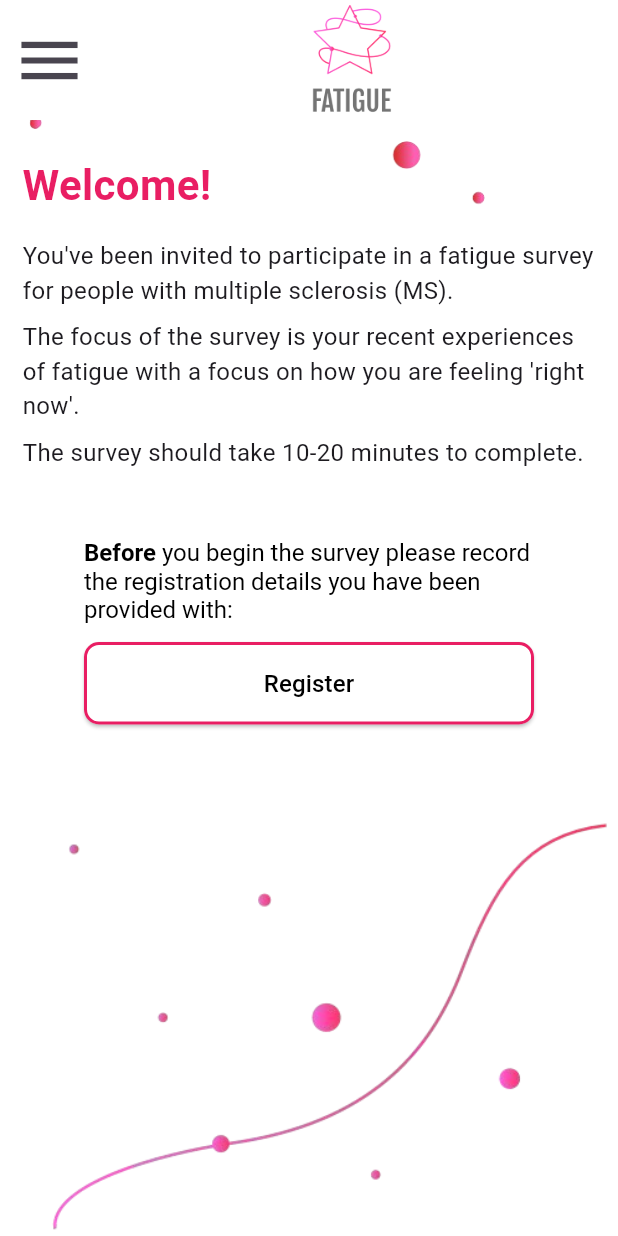
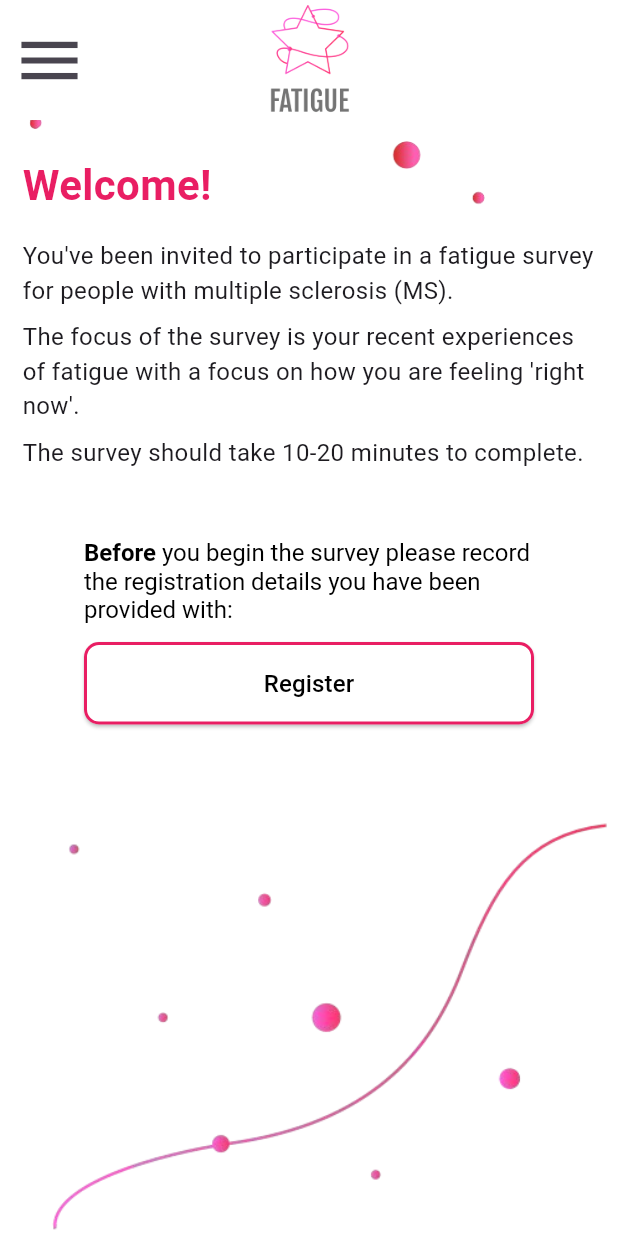
Before and after one commit to anusii/msfatigue, a Flutter app: the screen it shows after launch, on a phone screen of 412 x 824 dp. Run offline on Flutter 3.47's test engine with Material 3 defaults, Android fonts, the phone set to English and light mode, and no system bars; drawn by our look-alikes of flutter_markdown; our stand-ins replace equatable, flutter_bloc, gap, package_info_plus, shared_preferences, universal_io; missing offline and left inert: rdflib, solidpod, window_manager.

Commit message:
center the icon

```diff
--- a/lib/welcome.dart
+++ b/lib/welcome.dart
@@ -1,6 +1,6 @@
 import 'package:flutter/material.dart';
+import 'package:flutter_markdown/flutter_markdown.dart';
 
-import 'package:flutter_markdown/flutter_markdown.dart';
 import 'package:shared_preferences/shared_preferences.dart';
 
 import 'package:msfatigue/constants/secrets.dart';
@@ -29,6 +29,7 @@ class _WelcomeScreenState extends State<WelcomeScreen> {
   String? preferredName;
   String? username;
   String? password;
+
   final GlobalKey<ScaffoldState> scaffoldKey = GlobalKey<ScaffoldState>();
 
   @override
@@ -49,13 +50,11 @@ class _WelcomeScreenState extends State<WelcomeScreen> {
   @override
   Widget build(BuildContext context) {
     // Compute the welcome text.
-
     final welcomeText = (preferredName == null || preferredName!.isEmpty)
         ? "Welcome!"
         : "Welcome ${formatPreferredName(preferredName!)}!";
 
     // Check if all credentials are present.
-
     final bool allCredentialsPresent =
         (username != null && username!.isNotEmpty) &&
         (password != null && password!.isNotEmpty) &&
@@ -64,16 +63,18 @@ class _WelcomeScreenState extends State<WelcomeScreen> {
     return Scaffold(
       key: scaffoldKey,
       backgroundColor: Colors.white,
+
       appBar: AppBar(
+        centerTitle: true,
         backgroundColor: Colors.white,
         elevation: 0,
         toolbarHeight: 80,
-        title: Center(
-          child: iconImage,
-        ),
+        title: iconImage,
         iconTheme: const IconThemeData(size: 50),
       ),
+
       drawer: SideDrawer(scaffoldKey: scaffoldKey),
+
       body: LayoutBuilder(
         builder: (context, constraints) {
           return SingleChildScrollView(
@@ -107,7 +108,6 @@ class _WelcomeScreenState extends State<WelcomeScreen> {
                                 fontWeight: FontWeight.w600,
                                 color: Colors.pink,
                               ),
-                              textAlign: TextAlign.center,
                             ),
                           ],
                         ),
@@ -122,7 +122,6 @@ class _WelcomeScreenState extends State<WelcomeScreen> {
                         ),
 
                         const SizedBox(height: 8),
-
                         MarkdownBody(
                           selectable: true,
                           data:
@@ -133,7 +132,6 @@ class _WelcomeScreenState extends State<WelcomeScreen> {
                         ),
 
                         const SizedBox(height: 8),
-
                         MarkdownBody(
                           selectable: true,
                           data:
@@ -144,8 +142,7 @@ class _WelcomeScreenState extends State<WelcomeScreen> {
                         ),
                         const SizedBox(height: 30),
 
-                        // If credentials are present, show the "Take me to the survey" button.
-
+                        // If credentials are present, show the "Continue" button.
                         if (allCredentialsPresent)
                           Center(
                             child: SizedBox(
@@ -153,51 +150,45 @@ class _WelcomeScreenState extends State<WelcomeScreen> {
                               child: ElevatedButton(
                                 onPressed: () async {
                                   // Retrieve the stored credentials.
-
                                   final prefs =
                                       await SharedPreferences.getInstance();
+                                  if (!mounted) return;
+
                                   final storedUsername =
-                                      prefs.getString('msfatigue_username') ??
-                                          "";
+                                      prefs.getString('msfatigue_username') ?? "";
                                   final storedPassword =
-                                      prefs.getString('msfatigue_password') ??
-                                          "";
+                                      prefs.getString('msfatigue_password') ?? "";
 
-                                  // Allow the preferred name to be anything.
-                                  // It is temporarily setted and may be changed later.
-
-                                  // final storedPreferredName = prefs.getString(
-                                  //         'msfatigue_preferredName') ??
-                                  //     "";
-
+                                  // Compare with secrets.dart
                                   if (storedUsername == expectedUsername &&
-                                          storedPassword == expectedPassword
-                                      // && storedPreferredName == expectedPreferredName
-                                      ) {
+                                      storedPassword == expectedPassword) {
+                                    if (!mounted) return;
                                     Navigator.push(
                                       context,
                                       MaterialPageRoute(
-                                        builder: (context) =>
-                                            const ConsentScreen(),
+                                        builder: (context) => const ConsentScreen(),
                                       ),
                                     );
                                   } else {
-                                    // Show a popup dialog if registration details are incorrect.
-
+                                    if (!mounted) return;
                                     showDialog(
                                       context: context,
-                                      builder: (context) => AlertDialog(
+                                      builder: (dialogCtx) {
+                                        return AlertDialog(
                                           title: const Text("Registration Error"),
                                           content: const Text(
-                                            "Your registration details are not recognised.\n\nPlease contact the study team for assistance."),
+                                            "Your registration details are not recognised.\n\n"
+                                            "Please contact the study team for assistance.",
+                                          ),
                                           actions: [
                                             TextButton(
                                               onPressed: () =>
-                                                Navigator.pop(context),
+                                                  Navigator.pop(dialogCtx),
                                               child: const Text("OK"),
                                             ),
                                           ],
-                                      ),
+                                        );
+                                      },
                                     );
                                   }
                                 },
@@ -207,34 +198,30 @@ class _WelcomeScreenState extends State<WelcomeScreen> {
                                     color: Colors.pink,
                                     width: 2,
                                   ),
-                                  padding:
-                                      const EdgeInsets.symmetric(vertical: 16),
+                                  padding: const EdgeInsets.symmetric(vertical: 16),
                                   shape: RoundedRectangleBorder(
                                     borderRadius: BorderRadius.circular(10),
                                   ),
                                 ),
                                 child: const Text(
                                   'Continue ►',
-                                  style: TextStyle(
-                                      fontSize: 16, color: Colors.black),
+                                  style: TextStyle(fontSize: 16, color: Colors.black),
                                 ),
                               ),
                             ),
                           ),
-                        // If account info is missing, show the informational message and the Register button.
 
-                        if (preferredName == null || preferredName!.isEmpty)
+                        // If account info is missing, show a message + Register button.
+
+                        if (!allCredentialsPresent)
                           Padding(
                             padding: const EdgeInsets.only(top: 16.0),
                             child: Center(
                               child: SizedBox(
                                 width: 300,
                                 child: Column(
-                                  mainAxisSize: MainAxisSize.min,
                                   crossAxisAlignment: CrossAxisAlignment.start,
                                   children: [
-                                    // Informational message for unregistered users.
-
                                     RichText(
                                       text: const TextSpan(
                                         style: TextStyle(
@@ -255,22 +242,21 @@ class _WelcomeScreenState extends State<WelcomeScreen> {
                                           ),
                                         ],
                                       ),
-                                      textAlign: TextAlign.left,
                                     ),
                                     const SizedBox(height: 12),
-
                                     SizedBox(
                                       width: 300,
                                       child: ElevatedButton(
                                         onPressed: () {
                                           Navigator.of(context)
-                                              .push(MaterialPageRoute(
+                                              .push(
+                                            MaterialPageRoute(
                                               builder: (_) =>
                                                   const CredentialsPage(),
-                                          ))
+                                            ),
+                                          )
                                               .then((_) {
-                                            // Re-load the credentials after returning.
-
+                                            // Re-load credentials after returning
                                             _loadCredentials();
                                           });
                                         },
@@ -280,11 +266,10 @@ class _WelcomeScreenState extends State<WelcomeScreen> {
                                             color: Colors.pink,
                                             width: 2,
                                           ),
-                                          padding: const EdgeInsets.symmetric(
-                                              vertical: 16),
+                                          padding:
+                                              const EdgeInsets.symmetric(vertical: 16),
                                           shape: RoundedRectangleBorder(
-                                            borderRadius:
-                                                BorderRadius.circular(10),
+                                            borderRadius: BorderRadius.circular(10),
                                           ),
                                         ),
                                         child: const Text(
@@ -305,7 +290,8 @@ class _WelcomeScreenState extends State<WelcomeScreen> {
                     ),
                   ),
                   const SizedBox(height: 20),
-                  // Bottom dot image with a small bottom padding.
+
+                  // Bottom dot image.
 
                   Padding(
                     padding: const EdgeInsets.only(bottom: 2.0),
```
Lines whose indentation alone changed are shown as unchanged.
